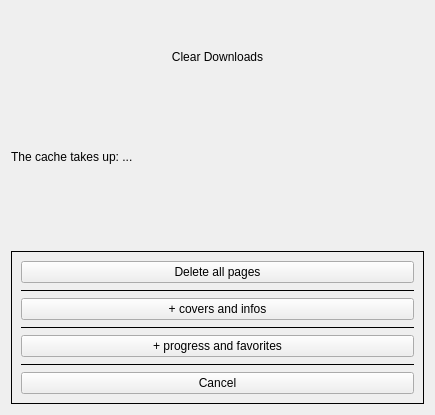
Qt form widgets/clearcachedialog.ui (Rain92/UltimateMangaReader) before a commit.
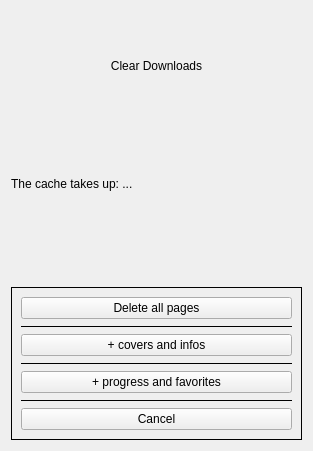
The same form after that commit.

What changed in the file:
```diff
--- a/widgets/clearcachedialog.ui
+++ b/widgets/clearcachedialog.ui
@@ -6,8 +6,8 @@
    <rect>
     <x>0</x>
     <y>0</y>
-    <width>435</width>
-    <height>415</height>
+    <width>313</width>
+    <height>451</height>
    </rect>
   </property>
   <property name="sizePolicy">
```
